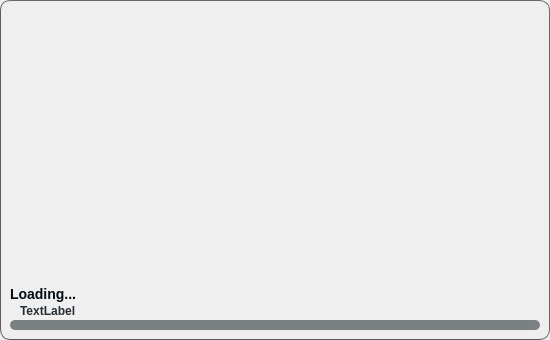
This is Centaur/ui/SplashDialog.ui in richardrom/Centaur as Qt 5 draws it before an edit. The edited form follows.
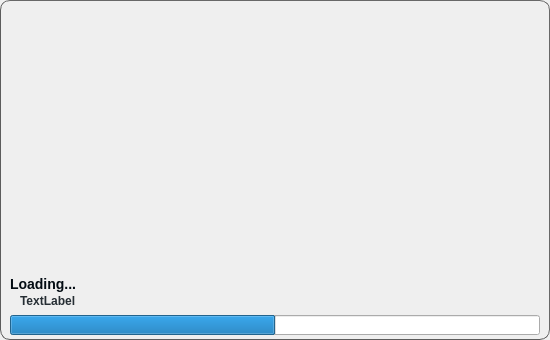
This is the edited form. Icons and pictures are not drawn. Custom widgets are drawn as their Qt base class.

The edit to the form file:
```diff
--- a/Centaur/ui/SplashDialog.ui
+++ b/Centaur/ui/SplashDialog.ui
@@ -69,7 +69,7 @@
         <property name="minimumSize">
          <size>
           <width>10</width>
-          <height>0</height>
+          <height>20</height>
          </size>
         </property>
         <property name="maximumSize">
@@ -79,16 +79,7 @@
          </size>
         </property>
         <property name="styleSheet">
-         <string notr="true">QProgressBar {
-	border:  0px;
-    border-radius: 5px;
-	background-color: rgba(3,12,19,125);
-}
-QProgressBar::chunk {
-	background-color: qlineargradient(spread:pad, x1:0, y1:0, x2:1, y2:0, stop:0 rgba(72	,194,125, 255), stop:1 rgba(20,108,255,255));
-	border-radius: 5px;
-}
-</string>
+         <string notr="true"/>
         </property>
         <property name="value">
          <number>50</number>
```
Left out of the diff: 4 changed lines with no effect on the pictures.
